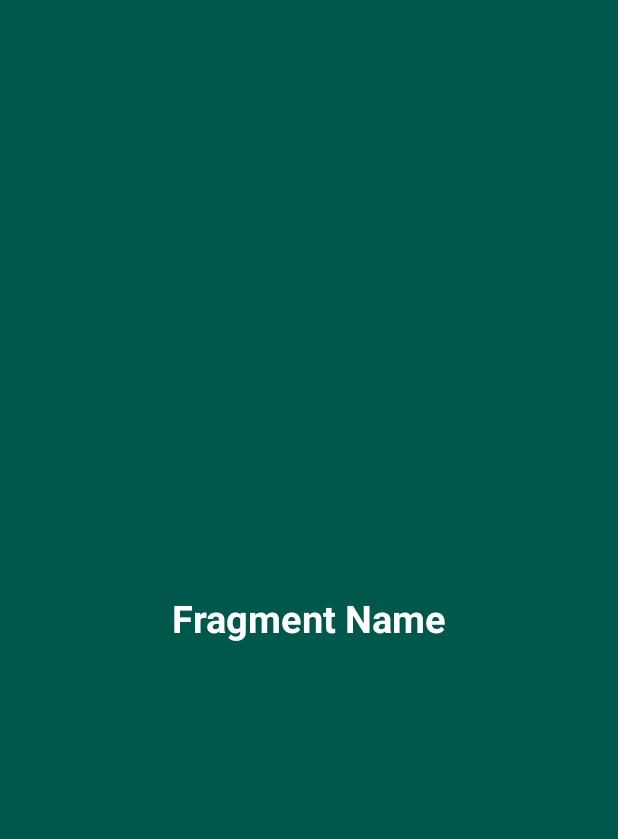
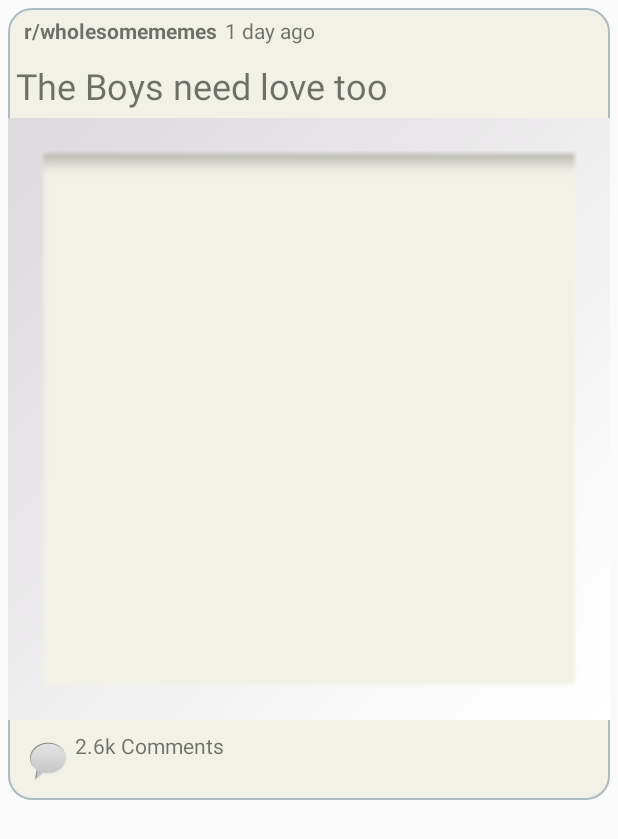
Before and after one commit to fervil88/reddito, an Android app: the layout fragment_post_detail.xml on its own in the app's theme, with its tools: preview values and no code run, on a phone screen of 412 x 824 dp. Shown: the top 839 px of the screen. Run offline under Robolectric (Android 15) with nearby library versions, the phone set to English and light mode, and no system bars.

Commit message:
Added detail fragment and some tests for MainActivity

```diff
--- a/app/build.gradle
+++ b/app/build.gradle
@@ -40,7 +40,8 @@ dependencies {
     implementation 'com.squareup.retrofit2:converter-gson:2.0.2'
     implementation 'com.squareup.picasso:picasso:2.5.2'
     implementation 'org.apache.commons:commons-lang3:3.0'
-    testImplementation 'junit:junit:4.13'
-    androidTestImplementation 'androidx.test:runner:1.3.0'
+
     androidTestImplementation 'androidx.test.espresso:espresso-core:3.3.0'
+    androidTestImplementation 'androidx.test.espresso:espresso-contrib:3.3.0'
+    androidTestImplementation 'androidx.test.espresso:espresso-intents:3.3.0'
 }
--- a/app/src/main/java/com/fernando/reddito/model/Child.kt
+++ b/app/src/main/java/com/fernando/reddito/model/Child.kt
@@ -4,8 +4,9 @@ import com.google.gson.annotations.Expose
 import com.google.gson.annotations.SerializedName
 
 import org.apache.commons.lang3.builder.ToStringBuilder
+import java.io.Serializable
 
-class Child {
+class Child: Serializable {
 
     @SerializedName("kind")
     @Expose
--- a/app/src/main/java/com/fernando/reddito/view/PostViewAdapter.kt
+++ b/app/src/main/java/com/fernando/reddito/view/PostViewAdapter.kt
@@ -45,6 +45,11 @@ class PostViewAdapter (
     }
 
     override fun getItemCount() = posts.size
+
+
+    fun getItem(position: Int): Child {
+        return posts[position]
+    }
 
     fun clear() {
         posts.clear()
--- a/app/src/main/res/layout/fragment_post_detail.xml
+++ b/app/src/main/res/layout/fragment_post_detail.xml
@@ -1,18 +1,84 @@
-<RelativeLayout xmlns:android="http://schemas.android.com/apk/res/android"
+<?xml version="1.0" encoding="utf-8"?>
+<ScrollView xmlns:android="http://schemas.android.com/apk/res/android"
     xmlns:tools="http://schemas.android.com/tools"
     android:layout_width="match_parent"
-    android:layout_height="match_parent"
-    android:background="@color/colorPrimaryDark"
-    android:gravity="center"
-    tools:context="com.fernando.reddito.view.PostDetailFragment">
+    android:layout_height="wrap_content">
 
-    <TextView
-        android:id="@+id/fragment_name"
-        android:layout_width="wrap_content"
+    <LinearLayout
+        android:id="@+id/background_item"
+        android:layout_width="match_parent"
         android:layout_height="wrap_content"
-        android:text="Fragment Name"
-        android:textColor="@android:color/white"
-        android:textSize="25sp"
-        android:textStyle="bold" />
+        android:layout_margin="@dimen/item_view_layout_margin"
+        android:layout_marginBottom="10dp"
+        android:background="@drawable/item_post_background_unread"
+        android:orientation="vertical">
 
-</RelativeLayout>
+        <LinearLayout
+            android:layout_width="match_parent"
+            android:layout_height="wrap_content"
+            android:layout_margin="5dp"
+            android:orientation="horizontal">
+
+            <TextView
+                android:id="@+id/author_text_item"
+                android:layout_width="wrap_content"
+                android:layout_height="wrap_content"
+                android:layout_marginStart="5dp"
+                android:textStyle="bold"
+                tools:text="r/wholesomememes" />
+
+            <TextView
+                android:id="@+id/date_text_item"
+                android:layout_width="match_parent"
+                android:layout_height="wrap_content"
+                android:layout_marginStart="5dp"
+                tools:text="1 day ago" />
+
+        </LinearLayout>
+
+        <TextView
+            android:id="@+id/title_text_item"
+            android:layout_width="match_parent"
+            android:layout_height="wrap_content"
+            android:layout_margin="5dp"
+            android:textSize="24sp"
+            tools:text="The Boys need love too" />
+
+
+
+        <ImageView
+            android:id="@+id/thumb_image_item"
+            android:layout_width="match_parent"
+            android:layout_height="match_parent"
+            android:layout_gravity="center_horizontal|fill_horizontal"
+            android:scaleType="centerCrop"
+            android:src="@android:drawable/gallery_thumb"
+            android:adjustViewBounds="true"/>
+
+
+        <LinearLayout
+            android:layout_width="match_parent"
+            android:layout_height="wrap_content"
+            android:layout_margin="5dp"
+            android:orientation="horizontal">
+
+            <ImageView
+                android:id="@+id/icon_image_item"
+                android:layout_width="wrap_content"
+                android:layout_height="wrap_content"
+                android:layout_marginStart="5dp"
+                android:layout_marginTop="5dp"
+                android:layout_marginEnd="2dp"
+                android:layout_marginBottom="5dp"
+                android:src="@android:drawable/sym_action_chat" />
+
+            <TextView
+                android:id="@+id/number_comments_text_item"
+                android:layout_width="match_parent"
+                android:layout_height="wrap_content"
+                android:layout_marginTop="2dp"
+                tools:text="2.6k Comments" />
+
+        </LinearLayout>
+    </LinearLayout>
+</ScrollView>
```
Also changed, not shown: app/src/main/java/com/fernando/reddito/view/MainActivity.kt (+5 -4 lines), app/src/main/java/com/fernando/reddito/view/PostDetailFragment.kt (+20 -3 lines), 1 other file.
